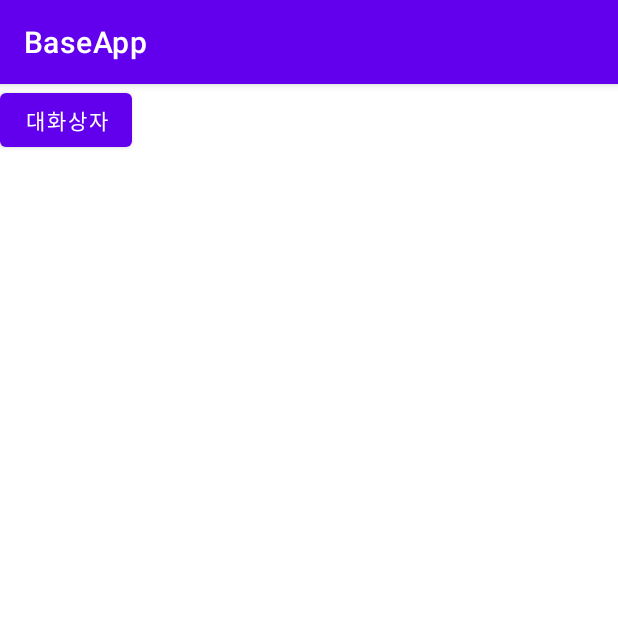
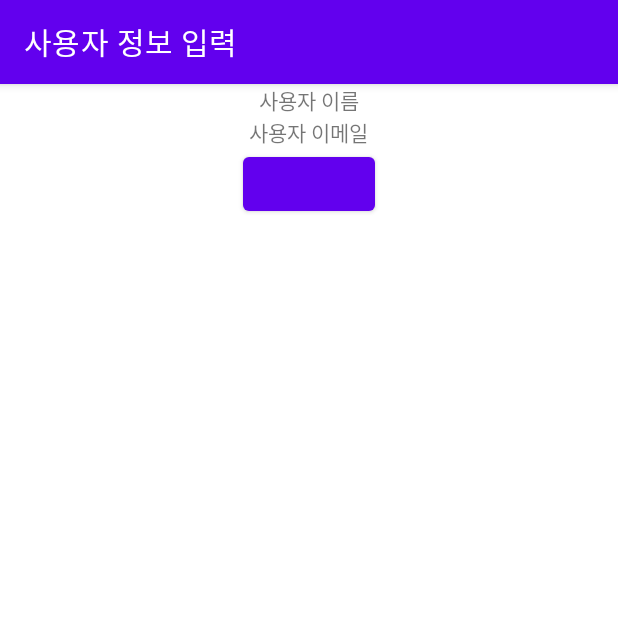
Before and after one commit to bassy3260/MB_Programming, an Android app: the screen it shows after launch (msgboxActivity before the commit, week4Activity after it), on a phone screen of 412 x 824 dp, the top half of it. Run offline under Robolectric (Android 15) with nearby library versions, the phone set to English and light mode, and no system bars.

Commit message:
week4: 실습 7-3

```diff
--- a/app/src/main/AndroidManifest.xml
+++ b/app/src/main/AndroidManifest.xml
@@ -11,7 +11,7 @@
         android:theme="@style/Theme.BaseApp">
 
         <activity
-            android:name=".msgboxActivity"
+            android:name=".week4Activity"
             android:exported="true">
             <intent-filter>
                 <action android:name="android.intent.action.MAIN" />
--- /dev/null
+++ b/app/src/main/java/com/MBP/baseapp/week4Activity.java
@@ -0,0 +1,72 @@
+package com.MBP.baseapp;
+
+import androidx.appcompat.app.AlertDialog;
+import androidx.appcompat.app.AppCompatActivity;
+
+import android.content.DialogInterface;
+import android.os.Bundle;
+import android.view.View;
+import android.widget.Button;
+import android.widget.EditText;
+import android.widget.TextView;
+import android.widget.Toast;
+
+public class week4Activity extends AppCompatActivity {
+
+    TextView tvName,tvEmail;
+    Button button1;
+    EditText dlgEdtName,dlgEdtEmail;
+    TextView toastText;
+    View dialogView,toastView;
+
+
+    @Override
+    protected void onCreate(Bundle savedInstanceState) {
+        super.onCreate(savedInstanceState);
+        setContentView(R.layout.activity_week4);
+
+        setTitle("사용자 정보 입력");
+
+        tvName=(TextView) findViewById(R.id.tvName);
+        tvEmail=(TextView) findViewById(R.id.tvEmail);
+        button1=(Button) findViewById(R.id.herebtn);
+
+        button1.setOnClickListener(new View.OnClickListener() {
+            @Override
+            public void onClick(View view) {
+                dialogView=(View) View.inflate(week4Activity.this,R.layout.dialog1,null);
+
+                AlertDialog.Builder dlg= new AlertDialog.Builder(week4Activity.this);
+                dlg.setTitle("사용자 정보 입력");
+                dlg.setIcon(R.drawable.ic_launcher_foreground);
+
+                dlg.setView(dialogView);
+
+                dlg.setPositiveButton("확인", new DialogInterface.OnClickListener() {
+                    @Override
+                    public void onClick(DialogInterface dialogInterface, int i) {
+                        dlgEdtName=(EditText) dialogView.findViewById(R.id.dlgEdt1);
+                        dlgEdtEmail=(EditText) dialogView.findViewById(R.id.dlgEdt2);
+
+                        tvName.setText(dlgEdtName.getText().toString());
+                        tvEmail.setText(dlgEdtEmail.getText().toString());
+                    }
+                });
+
+                dlg.setNegativeButton("취소", new DialogInterface.OnClickListener() {
+                    @Override
+                    public void onClick(DialogInterface dialogInterface, int i) {
+                        Toast toast = new Toast(week4Activity.this);
+                        toastView=(View) View.inflate(week4Activity.this,R.layout.toast1,null);
+                        toastText = (TextView) toastView.findViewById(R.id.toastText1);
+                        toastText.setText("취소했습니다.");
+                        toast.setView(toastView);
+                        toast.show();
+                    }
+                });
+                dlg.show();
+
+            }
+        });
+    }
+}
--- /dev/null
+++ b/app/src/main/res/layout/activity_week4.xml
@@ -0,0 +1,27 @@
+<?xml version="1.0" encoding="utf-8"?>
+<LinearLayout xmlns:android="http://schemas.android.com/apk/res/android"
+    xmlns:app="http://schemas.android.com/apk/res-auto"
+    xmlns:tools="http://schemas.android.com/tools"
+    android:layout_width="match_parent"
+    android:layout_height="match_parent"
+    android:orientation="vertical"
+    tools:context=".week4Activity"
+    android:gravity="center_horizontal">
+
+    <TextView
+        android:layout_width="wrap_content"
+        android:layout_height="wrap_content"
+        android:id="@+id/tvName"
+        android:text="사용자 이름"/>
+
+    <TextView
+        android:layout_width="wrap_content"
+        android:layout_height="wrap_content"
+        android:id="@+id/tvEmail"
+        android:text="사용자 이메일"/>
+
+    <Button
+        android:layout_width="wrap_content"
+        android:layout_height="wrap_content"
+        android:id="@+id/herebtn"/>
+</LinearLayout>
```
Also changed, not shown: app/src/main/java/com/MBP/baseapp/msgboxActivity.java (+7 -5 lines), app/src/main/res/layout/dialog1.xml (added, +28 -0 lines), app/src/main/res/layout/toast1.xml (added, +26 -0 lines).
